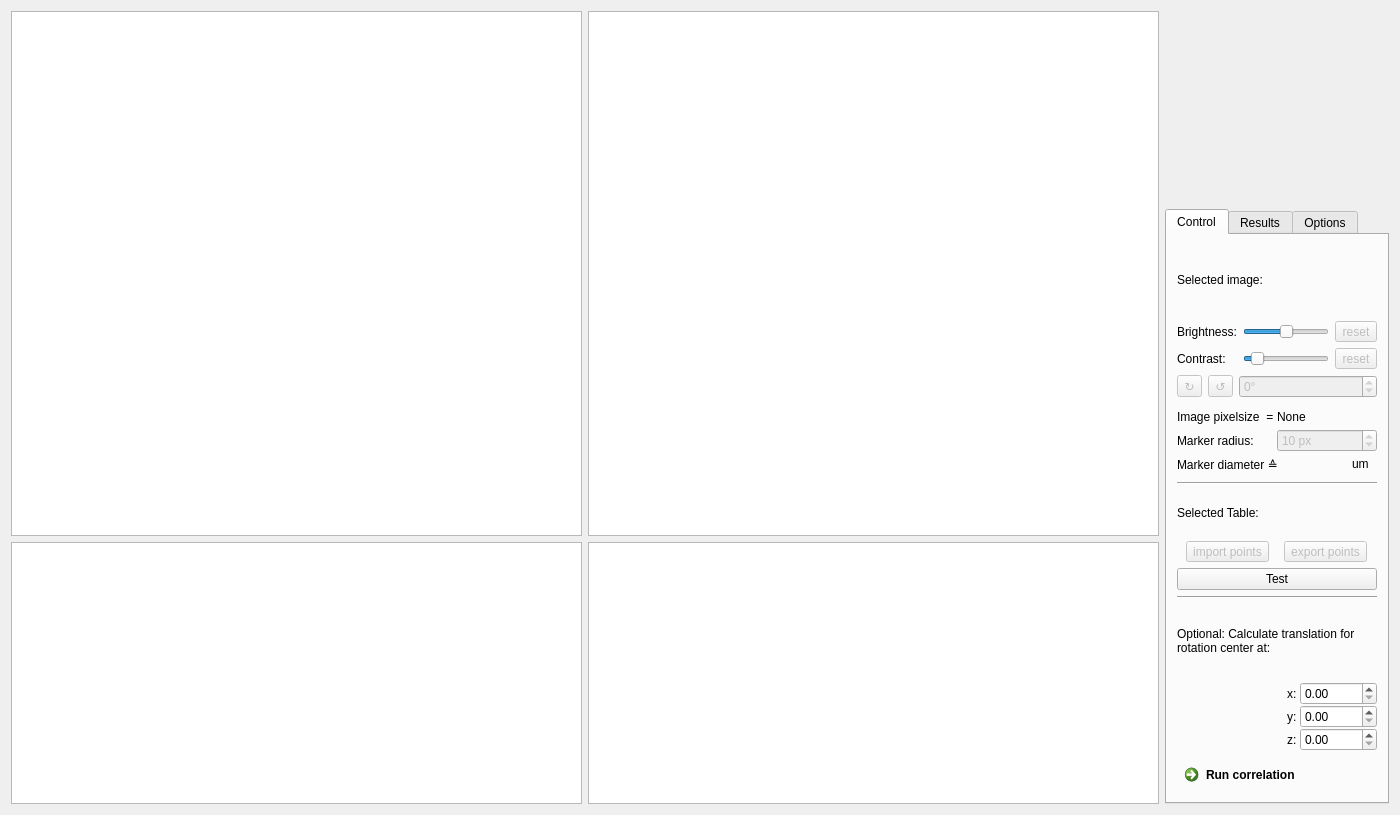
Old version of the form TDCT_correlation.ui in the repository coraxx/3DCT.
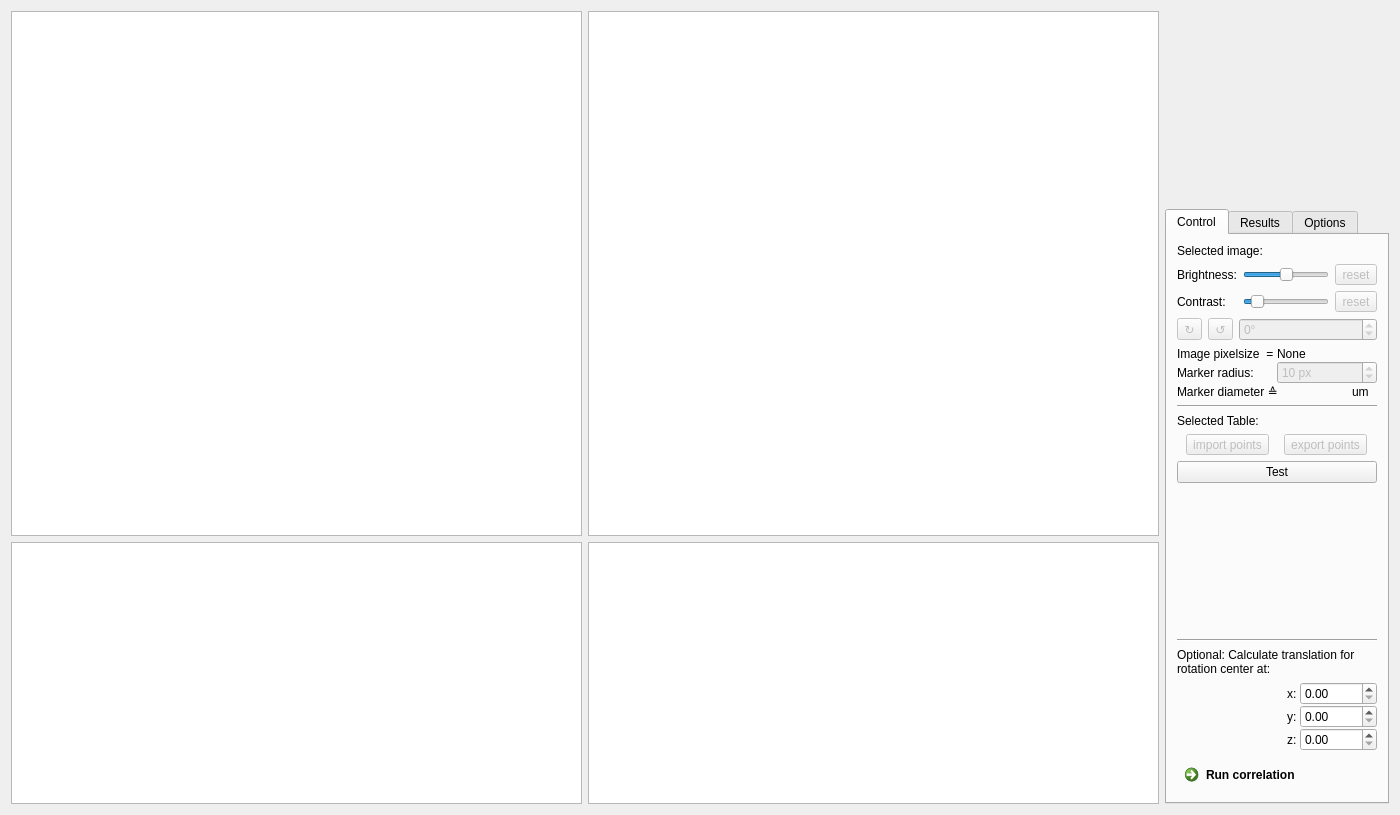
New version of the form. Custom widgets are drawn as their Qt base class.

Commit message: - correlated image is loaded into gui - added residuals as arrows

The edit to the form file:
```diff
--- a/TDCT_correlation.ui
+++ b/TDCT_correlation.ui
@@ -412,6 +412,19 @@
            </property>
           </widget>
          </item>
+         <item>
+          <spacer name="verticalSpacer">
+           <property name="orientation">
+            <enum>Qt::Vertical</enum>
+           </property>
+           <property name="sizeHint" stdset="0">
+            <size>
+             <width>20</width>
+             <height>20</height>
+            </size>
+           </property>
+          </spacer>
+         </item>
          <item>
           <widget class="Line" name="line_5">
            <property name="orientation">
```
The commit also changes 3 other files.
